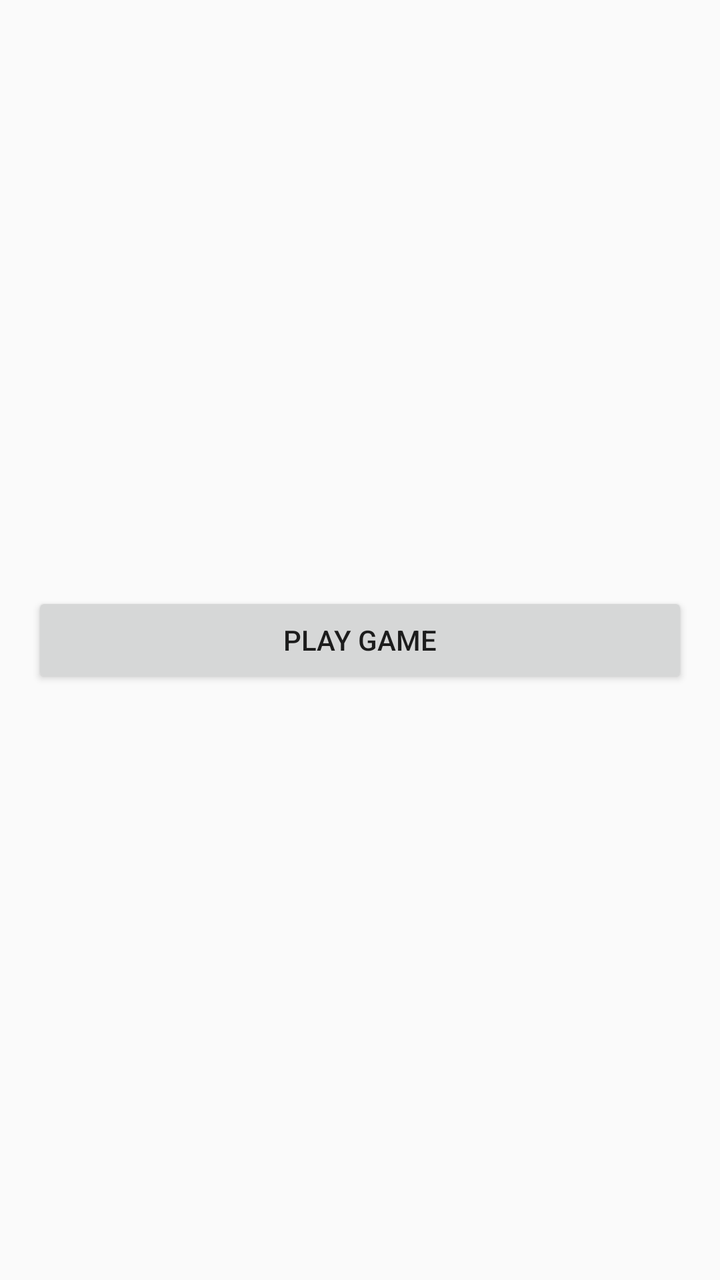
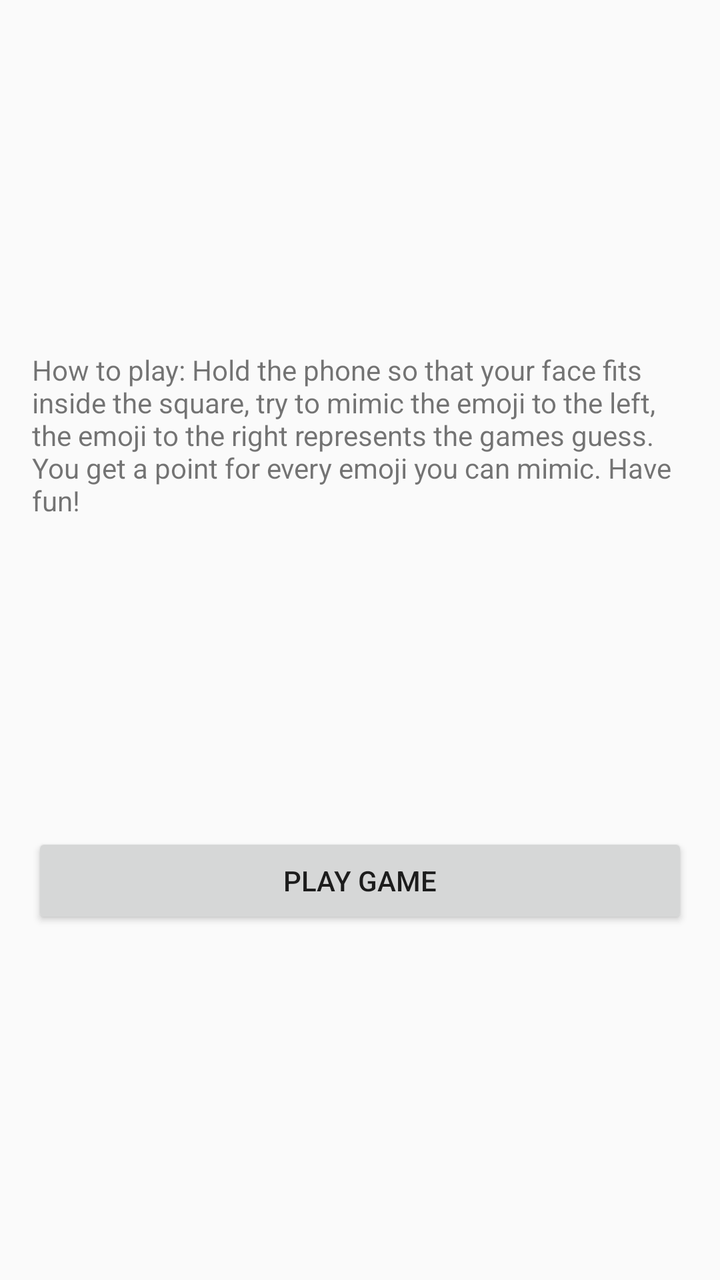

Before-and-after screenshots of an Android layout around one commit, followed by the original layout XML and the change that was made.
<!-- AndroidManifest.xml: application theme AppTheme -->
<!-- res/layout/activity_instructions.xml -->
<?xml version="1.0" encoding="utf-8"?>
<LinearLayout xmlns:android="http://schemas.android.com/apk/res/android"
    android:layout_width="match_parent"
    android:layout_height="match_parent"
    android:paddingLeft="16dp"
    android:paddingRight="16dp"
    android:orientation="vertical"
    android:gravity="center">

    <Button
        android:layout_width="match_parent"
        android:layout_height="wrap_content"
        android:id="@+id/mVideoButton"
        android:text="@string/vidButton"/>
</LinearLayout>
<!-- resources referenced by this layout -->
<resources>
  <string name="vidButton">Play game</string>
  <style name="AppTheme" parent="Theme.AppCompat.Light.DarkActionBar">
          
          <item name="colorPrimary">@color/colorPrimary</item>
          <item name="colorPrimaryDark">@color/colorPrimaryDark</item>
          <item name="colorAccent">@color/colorAccent</item>
      </style>
  <color name="colorPrimary">#FFBB86FC</color>
  <color name="colorPrimaryDark">#FF6200EE</color>
  <color name="colorAccent">#FF03DAC5</color>
</resources>

<!-- the commit's change to res/layout/activity_instructions.xml (unified diff, before → after) -->
@@ -2,14 +2,21 @@
 <LinearLayout xmlns:android="http://schemas.android.com/apk/res/android"
     android:layout_width="match_parent"
     android:layout_height="match_parent"
+    android:gravity="center"
+    android:orientation="vertical"
     android:paddingLeft="16dp"
-    android:paddingRight="16dp"
-    android:orientation="vertical"
-    android:gravity="center">
+    android:paddingRight="16dp">
 
+    <TextView
+        android:id="@+id/mInstructionsText"
+        android:layout_width="match_parent"
+        android:layout_height="241dp"
+        android:clickable="false"
+        android:text="@string/Instructions" />
     <Button
+        android:id="@+id/mVideoButton"
         android:layout_width="match_parent"
         android:layout_height="wrap_content"
-        android:id="@+id/mVideoButton"
-        android:text="@string/vidButton"/>
+        android:text="@string/vidButton" />
+
 </LinearLayout>
<!-- resource entries referenced after the edit -->
@@ -1,5 +1,8 @@
 <!-- resources referenced by this layout -->
 <resources>
+  <string name="Instructions">How to play:
+          Hold the phone so that your face fits inside the square, try to mimic the emoji to the left, the emoji to the right represents the games guess.
+          You get a point for every emoji you can mimic. Have fun! </string>
   <string name="vidButton">Play game</string>
   <style name="AppTheme" parent="Theme.AppCompat.Light.DarkActionBar">
           
